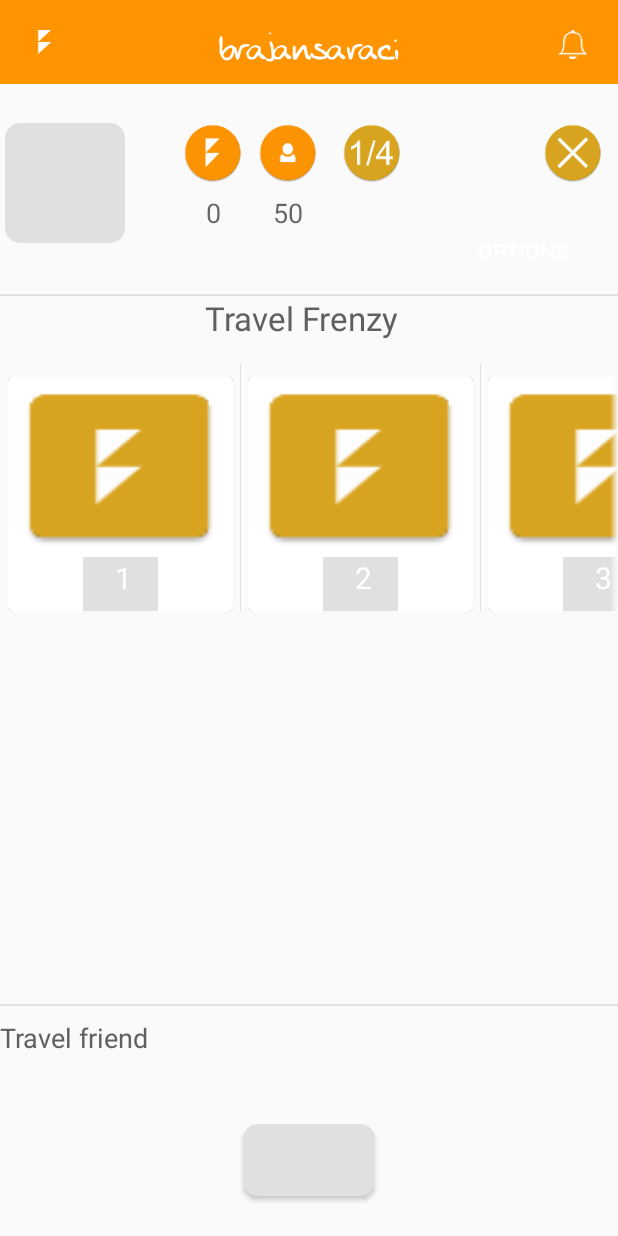
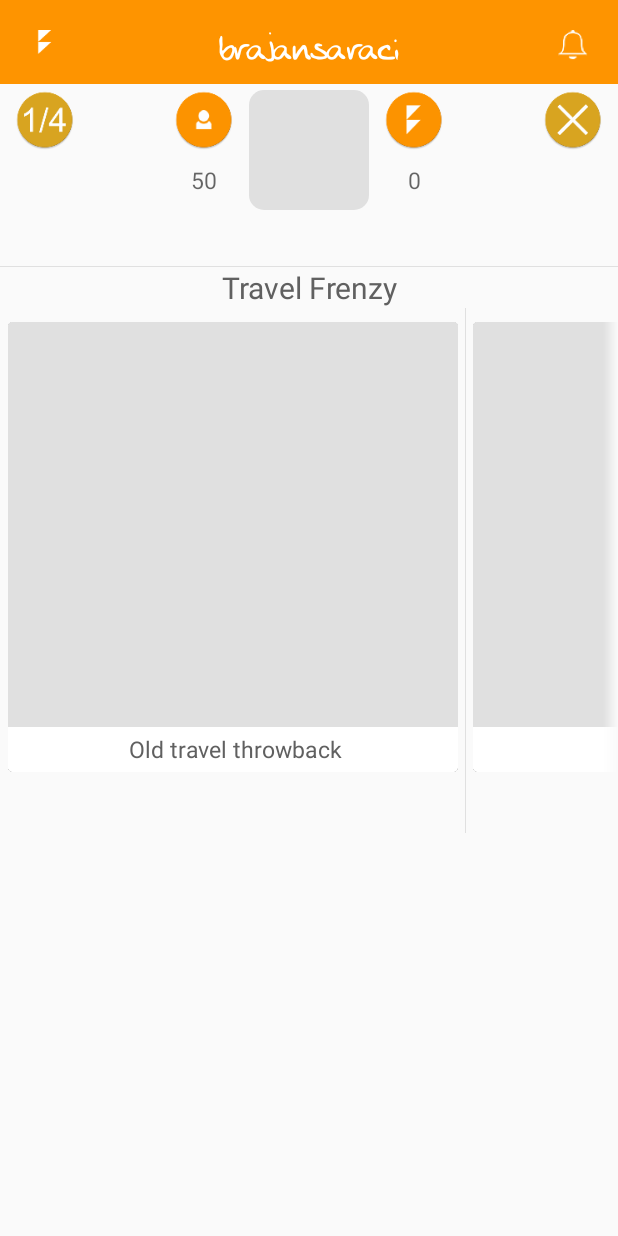
Before and after one commit to Blitzone/Blitz, an Android app: the Profile screen opened directly, with no data from a screen before it, on a phone screen of 412 x 824 dp. Run offline under Robolectric (Android 15) with nearby library versions, the light colour scheme and no system bars; network calls fail.

Commit message:
profile changed a bit

```diff
--- a/app/src/main/java/com/example/bsaraci/blitzone/HLV/HLVAdapter.java
+++ b/app/src/main/java/com/example/bsaraci/blitzone/HLV/HLVAdapter.java
@@ -51,7 +51,7 @@ public class HLVAdapter extends BaseAdapter {
             view = mInflater.inflate(R.layout.hlv_inflate, parent, false);
             holder = new ViewHolder();
             holder.imgThumbnail = (ImageView) view.findViewById(R.id.img_thumbnail);
-            holder.tvSpecies = (TextView) view.findViewById(R.id.photo_indicator);
+            holder.tvSpecies = (TextView) view.findViewById(R.id.photo_chapter);
             view.setTag(holder);
         } else {
             view = convertView;
--- a/app/src/main/java/com/example/bsaraci/blitzone/Profile.java
+++ b/app/src/main/java/com/example/bsaraci/blitzone/Profile.java
@@ -40,9 +40,9 @@ public class Profile extends AppCompatActivity
         titleFont= Typeface.createFromAsset(getAssets(), "fonts/AnkePrint.ttf");
         toolbarTitle.setTypeface(titleFont);
 
-        alName = new ArrayList<>(Arrays.asList("1", "2", "3", "4"));
-//        Take your won images for your app and give drawable path as below to arraylist
-        alImage = new ArrayList<>(Arrays.asList(R.mipmap.ic_app_icon, R.mipmap.ic_app_icon, R.mipmap.ic_app_icon, R.mipmap.ic_app_icon));
+        alName = new ArrayList<>(Arrays.asList("Old travel throwback", "Travel friend", "Tickets to new adventure"));
+//      Take your won images for your app and give drawable path as below to arraylist
+        alImage = new ArrayList<>(Arrays.asList(R.color.lightGray, R.color.lightGray, R.color.lightGray));
 
         hlv = (HorizontalListView) findViewById(R.id.hlvProfile);
         hlvAdapter = new HLVAdapter(Profile.this, alName, alImage);
@@ -70,13 +70,6 @@ public class Profile extends AppCompatActivity
         startActivity(intent);
     }
 
-    public void takePhotoCallback (View view)
-    {
-        Intent cameraIntent = new Intent (MediaStore.ACTION_IMAGE_CAPTURE);
-        startActivityForResult(cameraIntent, CAMERA_REQUEST);
-
-    }
-
     public void disconnectCallback (View view)
     {
 
--- a/app/src/main/res/layout/hlv_inflate.xml
+++ b/app/src/main/res/layout/hlv_inflate.xml
@@ -18,28 +18,28 @@
         <RelativeLayout
             android:id="@+id/top_layout"
             android:layout_width="match_parent"
-            android:layout_height="160dp">
+            android:layout_height="300dp">
 
             <ImageView
                 android:id="@+id/img_thumbnail"
-                android:layout_width="150dp"
+                android:layout_width="300dp"
                 android:layout_height="match_parent"
-                android:layout_above="@+id/photo_indicator"
+                android:layout_above="@+id/photo_chapter"
                 android:layout_centerHorizontal="true"
-                android:scaleType="fitXY" />
+                android:scaleType="fitXY"
+                android:src="@color/lightGray"/>
 
             <TextView
-                android:id="@+id/photo_indicator"
-                android:layout_width="50dp"
-                android:layout_height="40dp"
+                android:id="@+id/photo_chapter"
+                android:layout_width="300dp"
+                android:layout_height="30dp"
                 android:layout_gravity="center|bottom"
-                android:background="@color/lightGray"
-                android:gravity="center_horizontal"
+                android:gravity="center"
                 android:paddingLeft="5dp"
                 android:paddingRight="2dp"
                 android:text="@string/textBelow_hlv"
-                android:textColor="#fff"
-                android:textSize="20sp"
+                android:textColor="@color/boldGray"
+                android:textSize="15sp"
                 android:layout_alignParentBottom="true"
                 android:layout_centerHorizontal="true" />
 
--- a/app/src/main/res/layout/profile_main.xml
+++ b/app/src/main/res/layout/profile_main.xml
@@ -51,82 +51,63 @@
         android:layout_width="80dp"
         android:layout_height="80dp"
         android:id="@+id/profile_picture"
-        android:layout_marginTop="26dp"
-        android:layout_marginLeft="3dp"
-        android:layout_below="@+id/toolbar_of_profile"
-        android:layout_alignParentLeft="true"
-        android:layout_alignParentStart="true"
-        android:background="@drawable/rounded_lightgray_button"/>
-
-    <Button
-        android:layout_width="100dp"
-        android:layout_height="40dp"
-        android:text="Options"
-        android:gravity="center"
-        android:id="@+id/options"
-        android:background="@drawable/rounded_button"
-        android:layout_above="@+id/global_challenge"
-        android:layout_alignRight="@+id/notifications_from_profile"
-        android:layout_alignEnd="@+id/notifications_from_profile"
-        android:layout_marginBottom="10dp"
-        android:layout_marginRight="3dp" />
+        android:background="@drawable/rounded_lightgray_button"
+        android:layout_below="@+id/notifications_from_profile"
+        android:layout_centerHorizontal="true" />
 
     <ImageView
         android:layout_width="40dp"
         android:layout_height="40dp"
         android:background="@mipmap/ic_orange_blitz"
         android:id="@+id/blitz_won"
-        android:layout_alignTop="@+id/profile_picture"
-        android:layout_toLeftOf="@+id/take_photo"
-        android:layout_toStartOf="@+id/take_photo" />
+        android:layout_above="@+id/number_of_blitz"
+        android:layout_toRightOf="@+id/profile_picture"
+        android:layout_toEndOf="@+id/profile_picture"
+        android:layout_marginLeft="10dp"/>
 
     <ImageView
         android:layout_width="40dp"
         android:layout_height="40dp"
         android:background="@mipmap/ic_orange_profile"
         android:id="@+id/followers"
-        android:layout_alignTop="@+id/blitz_won"
-        android:layout_toRightOf="@+id/blitz_won"
-        android:layout_toEndOf="@+id/blitz_won"
-        android:layout_marginLeft="10dp"/>
+        android:layout_alignTop="@+id/profile_picture"
+        android:layout_toLeftOf="@+id/profile_picture"
+        android:layout_toStartOf="@+id/profile_picture"
+        android:layout_marginRight="10dp"/>
 
     <TextView
-        android:layout_width="wrap_content"
-        android:layout_height="wrap_content"
+        android:layout_width="40dp"
+        android:layout_height="40dp"
         android:textAppearance="?android:attr/textAppearanceMedium"
         android:text="@string/points_profile"
         android:id="@+id/number_of_blitz"
+        android:textSize="15sp"
         android:gravity="center"
         android:layout_alignBottom="@+id/profile_picture"
         android:layout_alignLeft="@+id/blitz_won"
-        android:layout_alignStart="@+id/blitz_won"
-        android:layout_toLeftOf="@+id/followers"
-        android:layout_toStartOf="@+id/followers"
-        android:layout_below="@+id/blitz_won" />
+        android:layout_alignStart="@+id/blitz_won" />
 
     <TextView
-        android:layout_width="wrap_content"
-        android:layout_height="wrap_content"
+        android:layout_width="40dp"
+        android:layout_height="40dp"
         android:textAppearance="?android:attr/textAppearanceMedium"
         android:text="@string/followers_profile"
         android:id="@+id/number_of_followers"
+        android:textSize="15sp"
         android:gravity="center"
-        android:layout_below="@+id/followers"
+        android:layout_alignBottom="@+id/profile_picture"
         android:layout_alignLeft="@+id/followers"
-        android:layout_alignStart="@+id/followers"
-        android:layout_alignRight="@+id/followers"
-        android:layout_alignEnd="@+id/followers"
-        android:layout_alignBottom="@+id/number_of_blitz" />
+        android:layout_alignStart="@+id/followers" />
 
     <ImageButton
         android:layout_width="40dp"
         android:layout_height="40dp"
         android:background="@mipmap/ic_disconnect"
         android:id="@+id/disconnect"
-        android:layout_alignTop="@+id/days"
-        android:layout_alignRight="@+id/notifications_from_profile"
-        android:layout_alignEnd="@+id/notifications_from_profile"
-        android:onClick="disconnectCallback"/>
+        android:onClick="disconnectCallback"
+        android:layout_alignTop="@+id/blitz_won"
+        android:layout_alignLeft="@+id/notifications_from_profile"
+        android:layout_alignStart="@+id/notifications_from_profile" />
 
     <ImageView
         android:layout_width="40dp"
@@ -134,16 +115,16 @@
         android:background="@mipmap/ic_days"
         android:id="@+id/days"
         android:layout_alignTop="@+id/followers"
-        android:layout_alignRight="@+id/profile_toolbar_title"
-        android:layout_alignEnd="@+id/profile_toolbar_title" />
+        android:layout_alignLeft="@+id/blitzone_from_profile"
+        android:layout_alignStart="@+id/blitzone_from_profile" />
 
 
     <View style="@style/Divider"
         android:id="@+id/divider1"
-        android:layout_marginTop="140dp"
-        android:layout_below="@+id/toolbar_of_profile"
+        android:layout_below="@+id/profile_picture"
         android:layout_alignParentLeft="true"
-        android:layout_alignParentStart="true" />
+        android:layout_alignParentStart="true"
+        android:layout_marginTop="37dp" />
 
     <TextView
         android:layout_width="wrap_content"
@@ -152,54 +133,25 @@
         android:text="@string/theBigChapter_profile"
         android:textColor="@color/boldGray"
         android:gravity="center"
+        android:textSize="20sp"
         android:id="@+id/global_challenge"
         android:layout_below="@+id/divider1"
         android:layout_alignParentLeft="true"
         android:layout_alignParentStart="true"
-        android:layout_alignRight="@+id/notifications_from_profile"
-        android:layout_alignEnd="@+id/notifications_from_profile" />
-
-    <View style="@style/Divider"
-        android:id="@+id/divider2"
-        android:layout_marginBottom="153dp"
-        android:layout_alignParentBottom="true"
-        android:layout_alignParentLeft="true"
-        android:layout_alignParentStart="true" />
-
-    <TextView
-        android:layout_width="match_parent"
-        android:layout_height="70dp"
-        android:textAppearance="?android:attr/textAppearanceMedium"
-        android:text="@string/dayChapter_profile"
-        android:textColor="@color/boldGray"
-        android:id="@+id/challenge_of_the_day"
-        android:layout_alignTop="@+id/divider2"
-        android:layout_alignParentLeft="true"
-        android:layout_alignParentStart="true"
-        android:layout_marginTop="10dp"/>
-
-    <Button
-        android:layout_width="wrap_content"
-        android:layout_height="wrap_content"
-        android:id="@+id/take_photo"
-        android:background="@drawable/rounded_lightgray_button"
-        android:onClick="takePhotoCallback"
-        android:layout_below="@+id/challenge_of_the_day"
-        android:layout_centerHorizontal="true" />
-
+        android:layout_alignParentRight="true"
+        android:layout_alignParentEnd="true" />
 
     <com.example.bsaraci.blitzone.HLV.HorizontalListView
         android:id="@+id/hlvProfile"
         android:layout_width="match_parent"
-        android:layout_height="165dp"
+        android:layout_height="350dp"
         android:background="@android:color/transparent"
         android:divider="#E0E0E0"
-        android:fadingEdgeLength="5dp"
+        android:fadingEdgeLength="10dp"
         android:requiresFadingEdge="horizontal"
         android:layout_gravity="center"
         android:layout_below="@+id/global_challenge"
         android:layout_alignParentLeft="true"
-        android:layout_alignParentStart="true"
-        android:layout_marginTop="15dp"/>
+        android:layout_alignParentStart="true" />
 
 </RelativeLayout>
--- a/app/src/main/res/values/styles.xml
+++ b/app/src/main/res/values/styles.xml
@@ -17,7 +17,7 @@
 
     <style name="Divider">
         <item name="android:layout_width">match_parent</item>
-        <item name="android:layout_height">1dp</item>
+        <item name="android:layout_height">0.1dp</item>
         <item name="android:background">@color/lightGray</item>
     </style>
 
```
